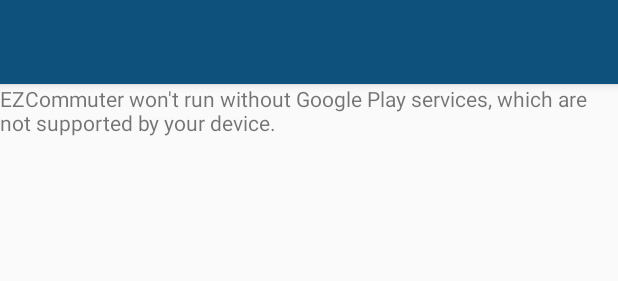
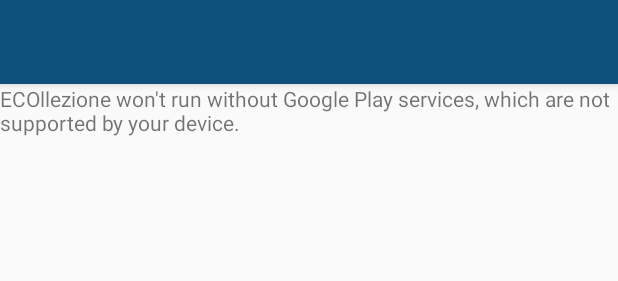
Before and after one commit to Jinay98/ECOllezione-Waste-Management, an Android app: the layout activity_home.xml on its own in the app's theme, with its tools: preview values and no code run, on a phone screen of 412 x 824 dp. Shown: the top 281 px of the screen. Run offline under Robolectric (Android 15) with nearby library versions, the phone set to English and light mode, and no system bars.

```diff
--- a/app/src/main/AndroidManifest.xml
+++ b/app/src/main/AndroidManifest.xml
@@ -54,7 +54,8 @@
             android:name=".MapsActivity"
             android:label="@string/title_activity_maps" />
         <activity android:name=".Scan" />
-        <activity android:name=".ScanQ"></activity>
+        <activity android:name=".ScanQ" />
+        <activity android:name=".Generate"></activity>
     </application>
 
 </manifest>
--- a/app/src/main/res/layout/app_bar_home.xml
+++ b/app/src/main/res/layout/app_bar_home.xml
@@ -318,6 +318,19 @@
                 android:textColor="@color/white"
                 android:background="@color/blue_bright"/>
         </LinearLayout>
+        <LinearLayout
+            android:id="@+id/volunteer_view"
+            android:layout_width="match_parent"
+            android:layout_height="wrap_content"
+            android:orientation="horizontal"
+            android:layout_margin="10dp"
+            android:background="@color/white"
+            android:visibility="gone">
+            <Spinner
+                android:id="@+id/donorList_spinner"
+                android:layout_width="match_parent"
+                android:layout_height="wrap_content" />
+        </LinearLayout>
         <Button
             android:id="@+id/donate"
             android:layout_width="match_parent"
@@ -333,6 +346,60 @@
             android:textColor="@color/white"
             android:background="@color/blue_bright"
             android:visibility="gone"/>
+        <Button
+            android:id="@+id/ngoQRgenr"
+            android:layout_width="match_parent"
+            android:layout_height="wrap_content"
+            android:text="Generate QR"
+            android:textColor="@color/white"
+            android:background="@color/blue_bright"
+            android:visibility="gone"/>
+        <LinearLayout
+            android:id="@+id/volunteer_acc_rej"
+            android:layout_width="match_parent"
+            android:layout_height="wrap_content"
+            android:orientation="horizontal"
+            android:weightSum="2"
+            android:visibility="gone">
+            <Button
+                android:id="@+id/volunteer_accept"
+                android:layout_width="wrap_content"
+                android:layout_height="wrap_content"
+                android:layout_weight="1"
+                android:text="Accept"
+                android:background="@color/green"/>
+            <Button
+                android:id="@+id/volunteer_reject"
+                android:layout_width="wrap_content"
+                android:layout_height="wrap_content"
+                android:layout_weight="1"
+                android:text="Reject"
+                android:background="@color/red"/>
+        </LinearLayout>
+        <LinearLayout
+            android:id="@+id/volunteer_route_scan"
+            android:layout_width="match_parent"
+            android:layout_height="wrap_content"
+            android:orientation="horizontal"
+            android:weightSum="2"
+            android:visibility="gone">
+            <Button
+                android:id="@+id/makeRoute"
+                android:layout_width="wrap_content"
+                android:layout_height="wrap_content"
+                android:text="Show Direction"
+                android:textColor="@color/white"
+                android:background="@color/blue_light"
+                android:layout_weight="1"/>
+            <Button
+                android:id="@+id/volunteer_scanQR"
+                android:layout_width="wrap_content"
+                android:layout_height="wrap_content"
+                android:layout_weight="1"
+                android:text="Scan QR"
+                android:textColor="@color/white"
+                android:background="@color/blue_bright"/>
+        </LinearLayout>
     </LinearLayout>
 
 
--- a/app/src/main/res/values/strings.xml
+++ b/app/src/main/res/values/strings.xml
@@ -1,5 +1,5 @@
 <resources>
-    <string name="app_name">EZCommuter</string>
+    <string name="app_name">ECOllezione</string>
     <string name="minimum_password">Password too short, enter minimum 6 characters!</string>
     <string name="auth_failed">Please, check your email and password or Sign up</string>
     <string name="navigation_drawer_open">Open navigation drawer</string>
```
Also changed, not shown: app/src/main/java/com/example/android/wastemanagement/Generate.java (added, +142 -0 lines), app/src/main/java/com/example/android/wastemanagement/Home.java (+267 -8 lines), app/src/main/java/com/example/android/wastemanagement/Models/Tracker.java (added, +159 -0 lines), app/src/main/res/layout/activity_generate.xml (added, +18 -0 lines).
